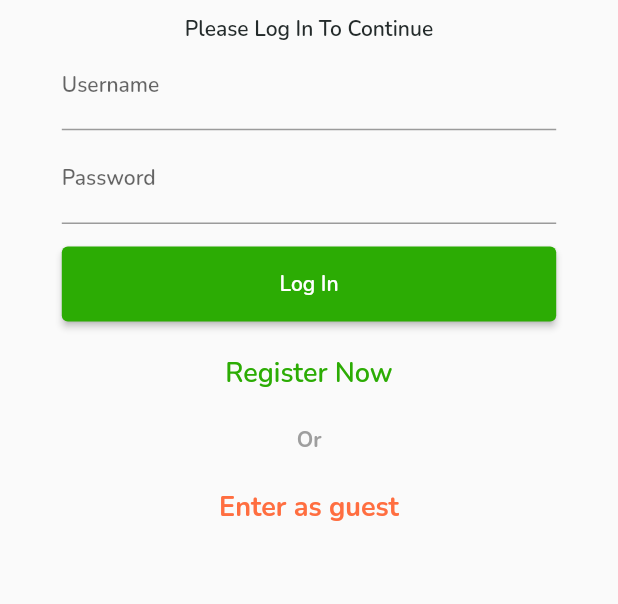
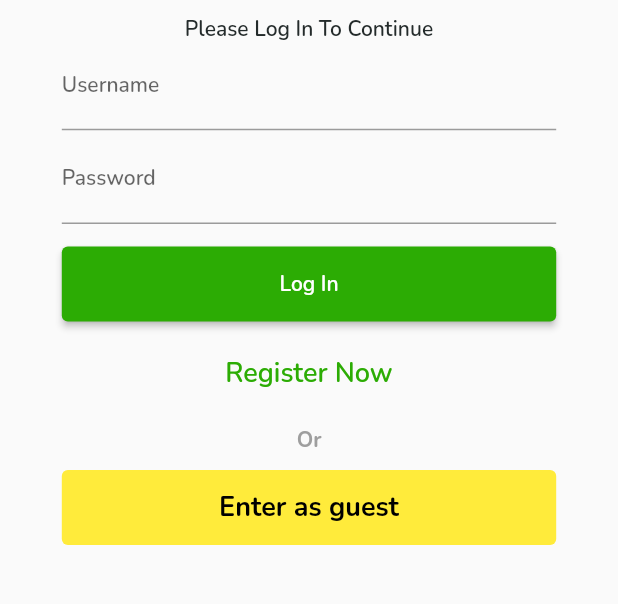
Before and after one commit to Garlay26/car-crash-mobile, a Flutter app: the screen it shows after launch, on a phone screen of 412 x 824 dp, the part 438-1042 px from its top. Run offline on Flutter 3.47's test engine with Material 2 defaults, Android fonts, the phone set to English and light mode, and no system bars; our stand-ins replace animated_text_kit, cached_network_image, dio, flutter_carousel_widget, flutter_widget_from_html_core, get and 7 more; missing offline and left inert: app_tracking_transparency, apple_maps_flutter, flutter_super_scaffold, flutter_windowmanager; accounts and stored records are empty.

Commit message:
update project

```diff
--- a/lib/views/auth/login/v_login_page.dart
+++ b/lib/views/auth/login/v_login_page.dart
@@ -78,11 +78,15 @@ class LoginPage extends StatelessWidget {
                       SizedBox(
                         width: double.infinity,
                         height: 50,
-                        child: TextButton(
+                        child: ElevatedButton(
                           onPressed: () {
                             controller.onClickEnterAsGuest();
                           },
-                          child: const Text("Enter as guest",style: TextStyle(color: Colors.deepOrangeAccent,fontWeight: FontWeight.bold,fontSize: 18),),
+                          style: ElevatedButton.styleFrom(
+                            backgroundColor: Colors.yellow,
+                            elevation: 0
+                          ),
+                          child: const Text("Enter as guest",style: TextStyle(color: Colors.black,fontWeight: FontWeight.bold,fontSize: 18),),
                         ),
                       ),
                     ],
```
